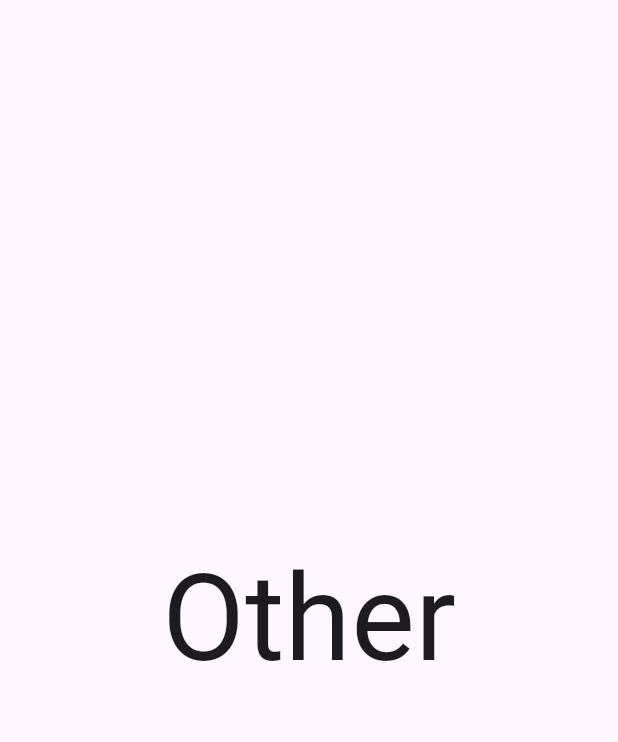
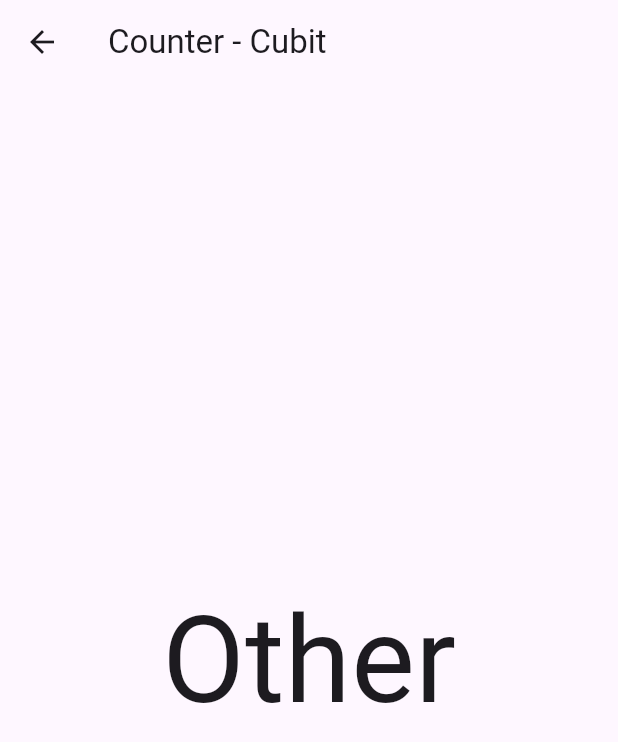
Before and after one commit to K-Mose/Flutter_Bloc_Essential, a Flutter app: the OtherPage screen opened directly, on a phone screen of 412 x 824 dp. Shown: the top 742 px of the screen. Run offline on Flutter 3.47's test engine with Material 3 defaults, Android fonts, the phone set to English and light mode, and no system bars; our stand-ins replace bloc, equatable, flutter_bloc.

Commit message:
Bloc Overview - 1. Counter App - Cubit. BlocListener로 listener 작업 추가

```diff
--- a/bloc_overview/lib/a_counter/other_page.dart
+++ b/bloc_overview/lib/a_counter/other_page.dart
@@ -5,8 +5,11 @@ class OtherPage extends StatelessWidget {
 
   @override
   Widget build(BuildContext context) {
-    return const Scaffold(
-      body: Center(
+    return Scaffold(
+      appBar: AppBar(
+        title: const Text("Counter - Cubit"),
+      ),
+      body: const Center(
         child: Text(
           "Other",
           style: TextStyle(fontSize: 80),
```
Also changed, not shown: bloc_overview/lib/a_counter/counter_cubit_screen.dart (+23 -1 lines), 1 other file.
